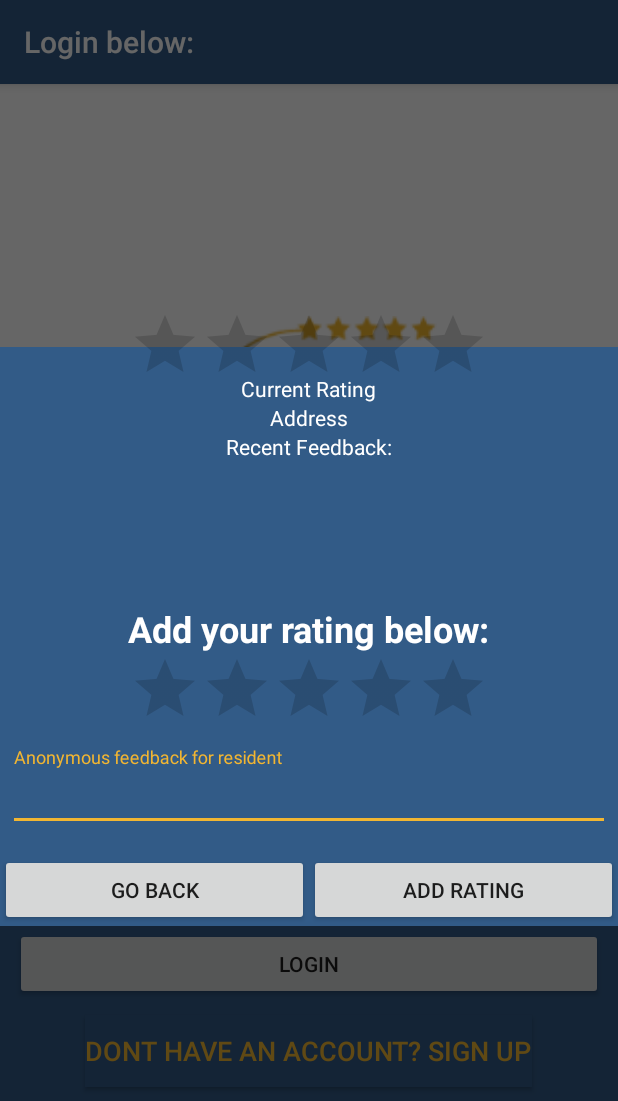
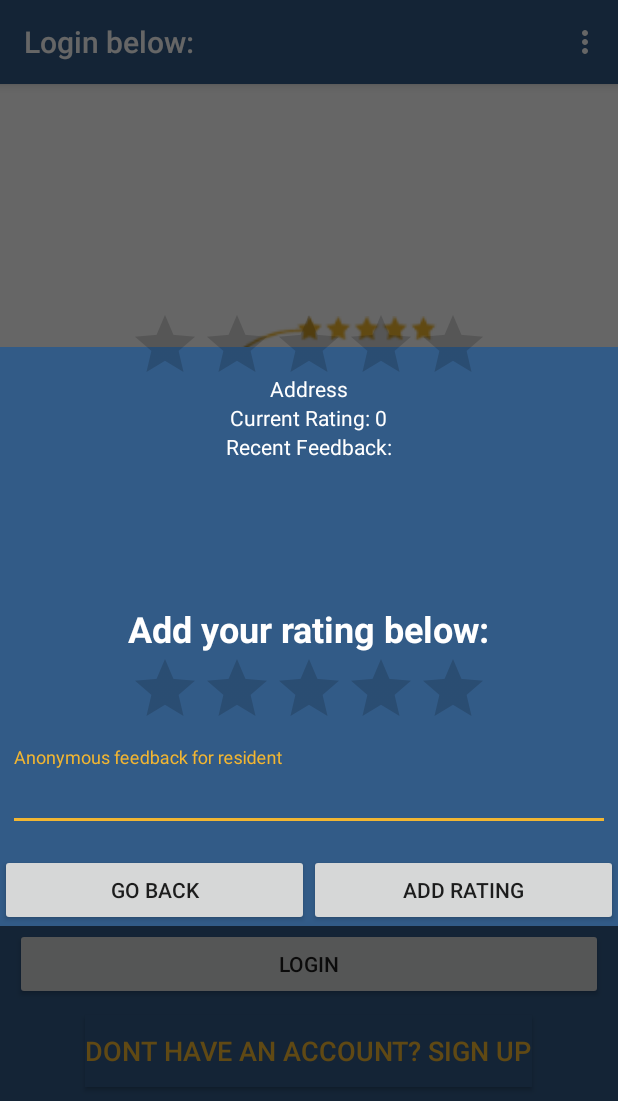
Before and after one commit to chardur/ResidentialRatings, an Android app: the fragment MapClickDialogFragment placed in its activity, on a phone screen of 412 x 824 dp. Shown: the top 1101 px of the screen. Run offline under Robolectric (Android 15) with nearby library versions, the phone set to English and light mode, and no system bars; our stand-ins replace Firebase (no records; nobody signed in at launch, a user with empty details on screens opened directly).

Commit message:
added logout menu button

```diff
--- a/app/src/main/java/com/resrater/residentialratings/MainActivity.java
+++ b/app/src/main/java/com/resrater/residentialratings/MainActivity.java
@@ -1,15 +1,21 @@
 package com.resrater.residentialratings;
 
+import android.content.Context;
+import android.content.Intent;
 import android.location.Address;
 import android.os.Bundle;
 import android.support.v4.app.FragmentManager;
 import android.support.v7.app.AppCompatActivity;
 import android.support.v7.widget.Toolbar;
+import android.util.AttributeSet;
+import android.view.Menu;
+import android.view.MenuItem;
 import android.view.View;
 import android.view.WindowManager;
 import android.widget.Button;
 
 import com.google.android.gms.maps.model.LatLng;
+import com.google.firebase.auth.FirebaseAuth;
 
 public class MainActivity extends AppCompatActivity implements MapsFragment.mapsInterface,
 LoginFragment.loginInterface, RegisterFragment.registerInterface, SetAddressFragment.SetAddressInterface{
@@ -38,12 +44,32 @@ LoginFragment.loginInterface, RegisterFragment.registerInterface, SetAddressFrag
     }
 
     @Override
+    public boolean onCreateOptionsMenu(Menu menu) {
+        super.onCreateOptionsMenu(menu);
+        getMenuInflater().inflate(R.menu.main, menu);
+        return true;
+    }
+
+    @Override
+    public boolean onOptionsItemSelected(MenuItem item) {
+
+        switch (item.getItemId()){
+            case R.id.logOut:
+                FirebaseAuth.getInstance().signOut();
+                finish();
+                startActivity(new Intent(this, MainActivity.class));
+                return true;
+            default:
+                return super.onOptionsItemSelected(item);
+        }
+    }
+
+    @Override
     public void showMapClickDialog(Address selectedAddress) {
         MapClickDialogFragment mapClickDialogFrag = new MapClickDialogFragment();
         mapClickDialogFrag.setCancelable(true);
         mapClickDialogFrag.show(getSupportFragmentManager(), "mapClickDialog");
         mapClickDialogFrag.setSelectedAddress(selectedAddress);
-        //mapClickDialogFrag.setFeedbackList();
     }
 
     @Override
--- a/app/src/main/java/com/resrater/residentialratings/MapClickDialogFragment.java
+++ b/app/src/main/java/com/resrater/residentialratings/MapClickDialogFragment.java
@@ -243,8 +243,10 @@ public class MapClickDialogFragment extends DialogFragment {
                     if (task.isSuccessful()){
                         DocumentSnapshot document = task.getResult();
                         Residence residence = document.toObject(Residence.class);
-                        mapSelectionRatingBar.setRating(Float.parseFloat(String.valueOf(residence.getAvgRating())));
-                        currentRatingText.setText("Current Rating: " + residence.getAvgRating());
+                        if (residence != null) {
+                            mapSelectionRatingBar.setRating(Float.parseFloat(String.valueOf(residence.getAvgRating())));
+                            currentRatingText.setText("Current Rating: " + residence.getAvgRating());
+                        }
                     }else{
                         Toast.makeText(getActivity(), "Failed to get ratingbar value",
                                 Toast.LENGTH_SHORT).show();
--- a/app/src/main/java/com/resrater/residentialratings/MapsFragment.java
+++ b/app/src/main/java/com/resrater/residentialratings/MapsFragment.java
@@ -174,7 +174,7 @@ public class MapsFragment extends Fragment implements OnMapReadyCallback {
                         mMap.addMarker(new MarkerOptions()
                                 .position(new LatLng(residence.getMapLocation()
                                         .getLatitude(), residence.getMapLocation().getLongitude()))
-                                .title(residence.getAddress().substring(0, 10) + "..., Rating: " + residence.getAvgRating())
+                                .title(residence.getAddress().substring(0, 15) + "...")
                                 .draggable(true)
                                 .icon(BitmapDescriptorFactory.fromBitmap(iconMarker)));
                     }
--- a/app/src/main/res/layout/fragment_map_click_dialog.xml
+++ b/app/src/main/res/layout/fragment_map_click_dialog.xml
@@ -15,18 +15,18 @@
         android:orientation="vertical">
 
         <TextView
-            android:id="@+id/currentRatingText"
-            android:layout_width="wrap_content"
-            android:layout_height="wrap_content"
-            android:layout_marginTop="18dp"
-            android:text="Current Rating"
-            android:textColor="@android:color/white" />
-
-        <TextView
             android:id="@+id/mapClickDialogAddressText"
             android:layout_width="wrap_content"
             android:layout_height="wrap_content"
             android:text="Address"
+            android:layout_marginTop="18dp"
+            android:textColor="@android:color/white" />
+
+        <TextView
+            android:id="@+id/currentRatingText"
+            android:layout_width="wrap_content"
+            android:layout_height="wrap_content"
+            android:text="Current Rating: 0"
             android:textColor="@android:color/white" />
 
         <TextView
--- /dev/null
+++ b/app/src/main/res/menu/main.xml
@@ -0,0 +1,10 @@
+<?xml version="1.0" encoding="utf-8"?>
+<menu xmlns:android="http://schemas.android.com/apk/res/android"
+    xmlns:app="http://schemas.android.com/apk/res-auto">
+
+    <item
+        android:id="@+id/logOut"
+        android:title="Log out"
+        app:showAsAction="never"/>
+
+</menu>
```
